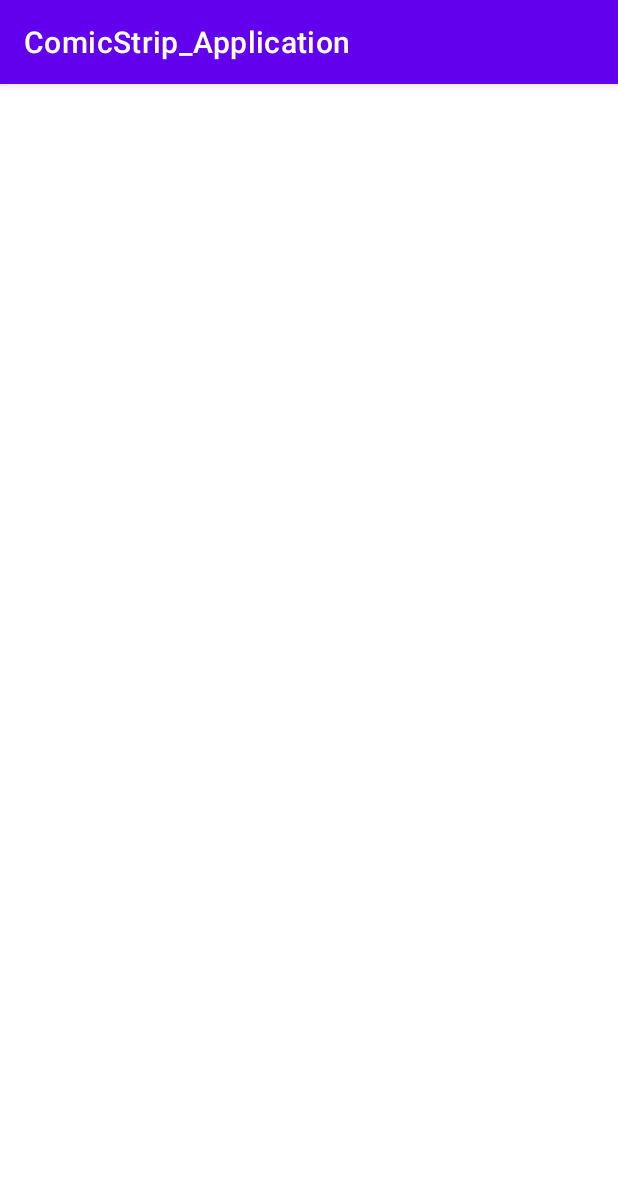
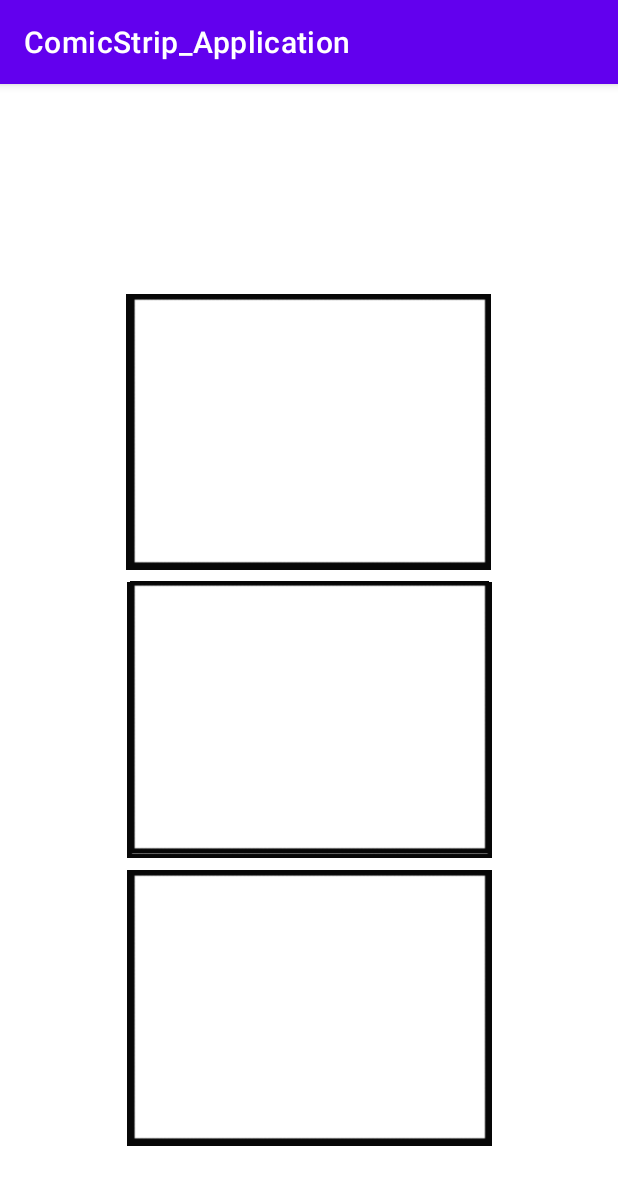
Before and after one commit to stevoh30/ComicStrip_Application, an Android app: the Activity_Template1 screen opened directly, with no data from a screen before it, on a phone screen of 412 x 824 dp. Shown: the top 1185 px of the screen. Run offline under Robolectric (Android 15) with nearby library versions, the phone set to English and light mode, and no system bars.

Commit message:
Began adding photo functionality to template 1
Still playing with activity and template

```diff
--- a/app/src/main/java/com/example/comicstrip_application/Activity_Template1.java
+++ b/app/src/main/java/com/example/comicstrip_application/Activity_Template1.java
@@ -1,14 +1,78 @@
 package com.example.comicstrip_application;
 
+import androidx.annotation.NonNull;
 import androidx.appcompat.app.AppCompatActivity;
+import androidx.core.app.ActivityCompat;
+import androidx.core.content.ContextCompat;
 
+import android.Manifest;
+import android.content.Intent;
+import android.content.pm.PackageManager;
 import android.os.Bundle;
+import android.view.View;
+import android.widget.Button;
+import android.widget.ImageView;
+import android.widget.Toast;
+
 
 public class Activity_Template1 extends AppCompatActivity {
+
+    //declare variables
+    ImageView imageView1, imageView2, imageView3;
+    Button btnImage1, btnImage2, btnImage3;
+    Button btnCameraImage1, btnCameraImage2, btnCameraImage3;
+
+    // Request code gallery
+    private static final int GALLERY_REQUEST = 9;
 
     @Override
     protected void onCreate(Bundle savedInstanceState) {
         super.onCreate(savedInstanceState);
         setContentView(R.layout.activity__template1);
+
+        //Initialize variables
+        imageView1 = findViewById(R.id.imageViewPhoto1);
+        imageView2 = findViewById(R.id.imageViewPhoto2);
+        imageView3 = findViewById(R.id.imageViewPhoto3);
+
+        imageView1.setOnClickListener(new View.OnClickListener() {
+            @Override
+            public void onClick(View view) {
+                getImageFromGalleryPermissions();
+            }
+        });
     }
-}
+
+        // Permissions
+        //callback from the requestPermissions dialog ===============================================
+        @Override
+        public void onRequestPermissionsResult(int requestCode, @NonNull String[] permissions, @NonNull int[] grantResults) {
+            super.onRequestPermissionsResult(requestCode, permissions, grantResults);
+            //check grantResults to find out if user clicked on grant or deny
+            if(requestCode == GALLERY_REQUEST && grantResults.length > 0 && grantResults[0] == PackageManager.PERMISSION_GRANTED){
+                getImageFromGallery();
+//            }else if (requestCode == CAMERA_REQUEST && grantResults.length > 0 && grantResults[0] == PackageManager.PERMISSION_GRANTED){
+//                capturePictureFromCamera();
+            }
+        }
+        //Open phone gallery ==================================================================
+        private void getImageFromGalleryPermissions() {
+            if (ContextCompat.checkSelfPermission(this, Manifest.permission.READ_EXTERNAL_STORAGE) == PackageManager.PERMISSION_GRANTED) {
+                getImageFromGallery();
+            } else {
+                if (shouldShowRequestPermissionRationale(Manifest.permission.READ_EXTERNAL_STORAGE)) {
+                    Toast.makeText(this, "grant it this permission will allow you to choose pictures",
+                            Toast.LENGTH_LONG).show();
+                }
+                ActivityCompat.requestPermissions(this,
+                        new String[]{Manifest.permission.READ_EXTERNAL_STORAGE},
+                        GALLERY_REQUEST);
+            }
+        }
+        private void getImageFromGallery(){
+            Intent intent = new Intent();
+            intent.setAction(Intent.ACTION_GET_CONTENT);
+            intent.setType("image/*");
+            startActivityForResult(intent, GALLERY_REQUEST);
+        }
+    }
--- a/app/src/main/res/layout/activity__template1.xml
+++ b/app/src/main/res/layout/activity__template1.xml
@@ -6,4 +6,80 @@
     android:layout_height="match_parent"
     tools:context=".Activity_Template1">
 
+    <ImageView
+        android:id="@+id/imageViewOutline1"
+        android:layout_width="246dp"
+        android:layout_height="184dp"
+        android:layout_marginBottom="8dp"
+        app:layout_constraintBottom_toTopOf="@+id/imageViewOutline2"
+        app:layout_constraintEnd_toEndOf="parent"
+        app:layout_constraintHorizontal_bias="0.496"
+        app:layout_constraintStart_toStartOf="parent"
+        app:layout_constraintTop_toTopOf="parent"
+        app:layout_constraintVertical_bias="1.0"
+        app:srcCompat="@drawable/blank_image2"
+        android:contentDescription="@string/todo" />
+
+    <ImageView
+        android:id="@+id/imageViewPhoto1"
+        android:layout_width="239dp"
+        android:layout_height="185dp"
+        android:layout_marginBottom="8dp"
+        android:contentDescription="@string/todo"
+        app:layout_constraintBottom_toTopOf="@+id/imageViewOutline2"
+        app:layout_constraintEnd_toEndOf="parent"
+        app:layout_constraintStart_toStartOf="parent"
+        app:layout_constraintTop_toTopOf="parent"
+        app:layout_constraintVertical_bias="1.0"
+        app:srcCompat="@drawable/blank_image2" />
+
+    <ImageView
+        android:id="@+id/imageViewOutline3"
+        android:layout_width="246dp"
+        android:layout_height="184dp"
+        android:layout_marginBottom="60dp"
+        app:layout_constraintBottom_toBottomOf="parent"
+        app:layout_constraintEnd_toEndOf="parent"
+        app:layout_constraintHorizontal_bias="0.503"
+        app:layout_constraintStart_toStartOf="parent"
+        app:srcCompat="@drawable/blank_image2"
+        android:contentDescription="@string/todo" />
+
+    <ImageView
+        android:id="@+id/imageViewPhoto3"
+        android:layout_width="239dp"
+        android:layout_height="185dp"
+        android:contentDescription="@string/todo"
+        app:layout_constraintBottom_toBottomOf="parent"
+        app:layout_constraintEnd_toEndOf="parent"
+        app:layout_constraintStart_toStartOf="parent"
+        app:layout_constraintTop_toBottomOf="@+id/imageViewPhoto2"
+        app:layout_constraintVertical_bias="0.117"
+        app:srcCompat="@drawable/blank_image2" />
+
+    <ImageView
+        android:id="@+id/imageViewOutline2"
+        android:layout_width="246dp"
+        android:layout_height="184dp"
+        android:layout_marginBottom="8dp"
+        android:contentDescription="@string/todo"
+        app:layout_constraintBottom_toTopOf="@+id/imageViewOutline3"
+        app:layout_constraintEnd_toEndOf="parent"
+        app:layout_constraintHorizontal_bias="0.503"
+        app:layout_constraintStart_toStartOf="parent"
+        app:srcCompat="@drawable/blank_image2" />
+
+    <ImageView
+        android:id="@+id/imageViewPhoto2"
+        android:layout_width="239dp"
+        android:layout_height="185dp"
+        android:layout_marginBottom="8dp"
+        android:contentDescription="@string/todo"
+        app:layout_constraintBottom_toTopOf="@+id/imageViewOutline3"
+        app:layout_constraintEnd_toEndOf="parent"
+        app:layout_constraintStart_toStartOf="parent"
+        app:layout_constraintTop_toBottomOf="@+id/imageViewOutline1"
+        app:layout_constraintVertical_bias="0.818"
+        app:srcCompat="@drawable/blank_image2" />
+
 </androidx.constraintlayout.widget.ConstraintLayout>
--- a/app/src/main/res/values/strings.xml
+++ b/app/src/main/res/values/strings.xml
@@ -3,8 +3,9 @@
     <string name="create_a_comic_strip">Create A Comic Strip</string>
     <string name="close_application">Close Application</string>
     <string name="select_template_3">Select Template 3</string>
-    <string name="select_template_1">Select Template 1111</string>
+    <string name="select_template_1">Select Template 1</string>
     <string name="select_template_2">Select Template 2</string>
     <string name="select_template_4">Select Template 4</string>
     <string name="select_a_template_to_begin">Select a Template to Begin:</string>
+    <string name="todo">TODO</string>
 </resources>
```
Also changed, not shown: app/src/main/res/drawable/blank_image.png (added), app/src/main/res/drawable/blank_image2.png (added).
